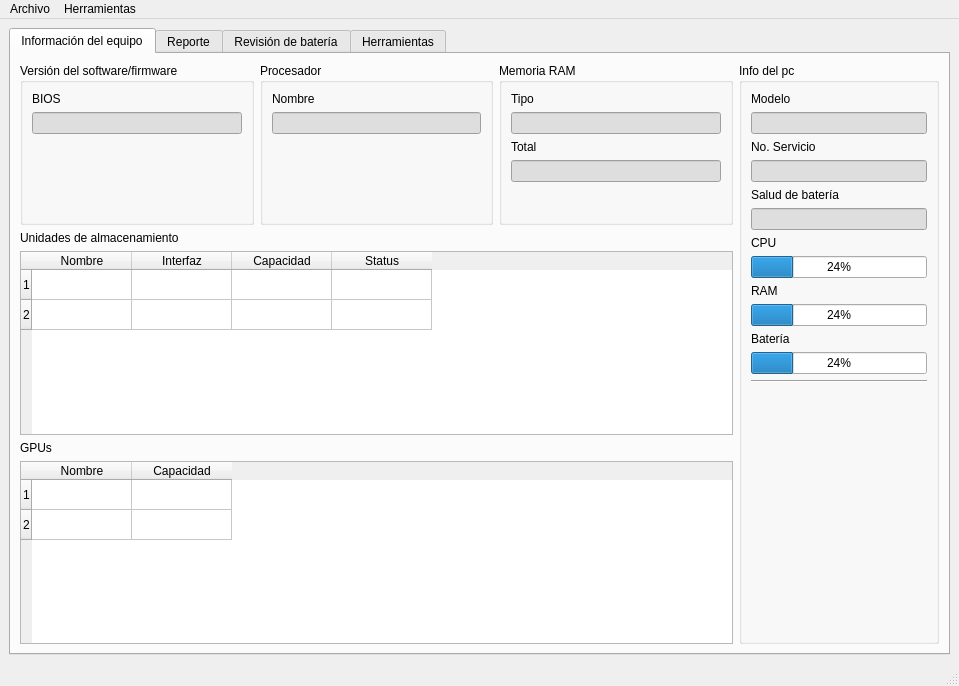
This is ui/mainwindow.ui in gabod22/PatiaTest as Qt 5 draws it before an edit. The edited form follows.
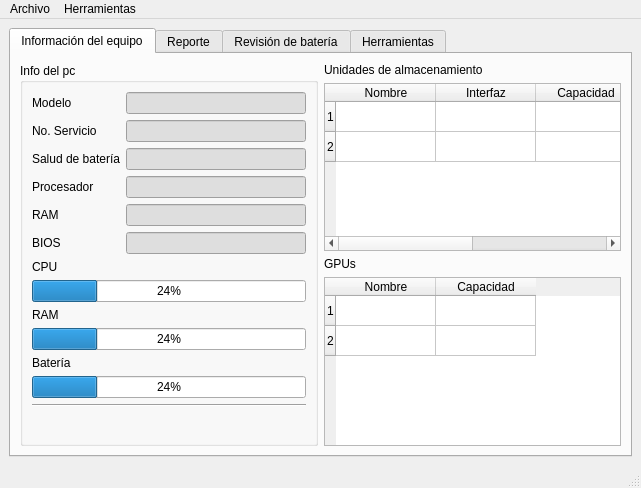
This is the edited form. The open tabs and pages were chosen to show the change. Icons and pictures are not drawn.

The edit to the form file:
```diff
--- a/ui/mainwindow.ui
+++ b/ui/mainwindow.ui
@@ -6,8 +6,8 @@
    <rect>
     <x>0</x>
     <y>0</y>
-    <width>959</width>
-    <height>685</height>
+    <width>641</width>
+    <height>488</height>
    </rect>
   </property>
   <property name="windowTitle">
@@ -18,7 +18,7 @@
     <normaloff>C:/Users/brian/.designer/assets/logo_min.ico</normaloff>C:/Users/brian/.designer/assets/logo_min.ico</iconset>
   </property>
   <widget class="QWidget" name="centralwidget">
-   <layout class="QVBoxLayout" name="verticalLayout_4">
+   <layout class="QHBoxLayout" name="horizontalLayout_4">
     <item>
      <widget class="QTabWidget" name="tabWidget">
       <property name="currentIndex">
@@ -31,272 +31,34 @@
        <layout class="QVBoxLayout" name="verticalLayout_19">
         <item>
          <layout class="QHBoxLayout" name="horizontalLayout_5">
-          <item>
-           <layout class="QVBoxLayout" name="verticalLayout_17">
-            <item>
-             <layout class="QHBoxLayout" name="horizontalLayout_4">
-              <item>
-               <widget class="QGroupBox" name="groupBox_4">
-                <property name="title">
-                 <string>Versión del software/firmware</string>
-                </property>
-                <layout class="QVBoxLayout" name="verticalLayout_7">
-                 <item>
-                  <layout class="QVBoxLayout" name="verticalLayout_6">
-                   <item>
-                    <widget class="QLabel" name="label_4">
-                     <property name="text">
-                      <string>BIOS</string>
-                     </property>
-                    </widget>
-                   </item>
-                   <item>
-                    <widget class="QLineEdit" name="TextBiosVersion">
-                     <property name="autoFillBackground">
-                      <bool>false</bool>
-                     </property>
-                     <property name="styleSheet">
-                      <string notr="true">background-color: rgb(222, 222, 222);</string>
-                     </property>
-                     <property name="readOnly">
-                      <bool>true</bool>
-                     </property>
-                    </widget>
-                   </item>
-                   <item>
-                    <spacer name="verticalSpacer_5">
-                     <property name="orientation">
-                      <enum>Qt::Vertical</enum>
-                     </property>
-                     <property name="sizeHint" stdset="0">
-                      <size>
-                       <width>20</width>
-                       <height>40</height>
-                      </size>
-                     </property>
-                    </spacer>
-                   </item>
-                  </layout>
-                 </item>
-                </layout>
-               </widget>
-              </item>
-              <item>
-               <widget class="QGroupBox" name="groupBox">
-                <property name="title">
-                 <string>Procesador</string>
-                </property>
-                <layout class="QVBoxLayout" name="verticalLayout_9">
-                 <item>
-                  <layout class="QVBoxLayout" name="verticalLayout">
-                   <item>
-                    <widget class="QLabel" name="label_7">
-                     <property name="text">
-                      <string>Nombre</string>
-                     </property>
-                    </widget>
-                   </item>
-                   <item>
-                    <widget class="QLineEdit" name="TextProcessorName">
-                     <property name="autoFillBackground">
-                      <bool>false</bool>
-                     </property>
-                     <property name="styleSheet">
-                      <string notr="true">background-color: rgb(222, 222, 222);</string>
-                     </property>
-                     <property name="readOnly">
-                      <bool>true</bool>
-                     </property>
-                    </widget>
-                   </item>
-                   <item>
-                    <spacer name="verticalSpacer">
-                     <property name="orientation">
-                      <enum>Qt::Vertical</enum>
-                     </property>
-                     <property name="sizeHint" stdset="0">
-                      <size>
-                       <width>20</width>
-                       <height>40</height>
-                      </size>
-                     </property>
-                    </spacer>
-                   </item>
-                  </layout>
-                 </item>
-                </layout>
-               </widget>
-              </item>
-              <item>
-               <widget class="QGroupBox" name="groupBox_5">
-                <property name="title">
-                 <string>Memoria RAM</string>
-                </property>
-                <layout class="QVBoxLayout" name="verticalLayout_3">
-                 <item>
-                  <layout class="QVBoxLayout" name="verticalLayout_2">
-                   <item>
-                    <widget class="QLabel" name="label_5">
-                     <property name="text">
-                      <string>Tipo</string>
-                     </property>
-                    </widget>
-                   </item>
-                   <item>
-                    <widget class="QLineEdit" name="TextRAMType">
-                     <property name="autoFillBackground">
-                      <bool>false</bool>
-                     </property>
-                     <property name="styleSheet">
-                      <string notr="true">background-color: rgb(222, 222, 222);</string>
-                     </property>
-                     <property name="readOnly">
-                      <bool>true</bool>
-                     </property>
-                    </widget>
-                   </item>
-                  </layout>
-                 </item>
-                 <item>
-                  <layout class="QVBoxLayout" name="verticalLayout_27">
-                   <item>
-                    <widget class="QLabel" name="label_34">
-                     <property name="text">
-                      <string>Total</string>
-                     </property>
-                    </widget>
-                   </item>
-                   <item>
-                    <widget class="QLineEdit" name="TextTotalRAM">
-                     <property name="autoFillBackground">
-                      <bool>false</bool>
-                     </property>
-                     <property name="styleSheet">
-                      <string notr="true">background-color: rgb(222, 222, 222);</string>
-                     </property>
-                     <property name="readOnly">
-                      <bool>true</bool>
-                     </property>
-                    </widget>
-                   </item>
-                   <item>
-                    <spacer name="verticalSpacer_6">
-                     <property name="orientation">
-                      <enum>Qt::Vertical</enum>
-                     </property>
-                     <property name="sizeHint" stdset="0">
-                      <size>
-                       <width>20</width>
-                       <height>40</height>
-                      </size>
-                     </property>
-                    </spacer>
-                   </item>
-                  </layout>
-                 </item>
-                </layout>
-               </widget>
-              </item>
-             </layout>
-            </item>
-            <item>
-             <layout class="QVBoxLayout" name="verticalLayout_8">
-              <item>
-               <widget class="QLabel" name="label_27">
-                <property name="text">
-                 <string>Unidades de almacenamiento</string>
-                </property>
-               </widget>
-              </item>
-              <item>
-               <widget class="QTableWidget" name="TableStorage">
-                <property name="autoScrollMargin">
-                 <number>16</number>
-                </property>
-                <property name="rowCount">
-                 <number>2</number>
-                </property>
-                <row/>
-                <row/>
-                <column>
-                 <property name="text">
-                  <string>Nombre</string>
-                 </property>
-                </column>
-                <column>
-                 <property name="text">
-                  <string>Interfaz</string>
-                 </property>
-                </column>
-                <column>
-                 <property name="text">
-                  <string>Capacidad</string>
-                 </property>
-                </column>
-                <column>
-                 <property name="text">
-                  <string>Status</string>
-                 </property>
-                </column>
-               </widget>
-              </item>
-             </layout>
-            </item>
-            <item>
-             <layout class="QVBoxLayout" name="verticalLayout_12">
-              <item>
-               <widget class="QLabel" name="label_41">
-                <property name="text">
-                 <string>GPUs</string>
-                </property>
-               </widget>
-              </item>
-              <item>
-               <widget class="QTableWidget" name="TableGPUs">
-                <property name="autoScrollMargin">
-                 <number>16</number>
-                </property>
-                <property name="rowCount">
-                 <number>2</number>
-                </property>
-                <row/>
-                <row/>
-                <column>
-                 <property name="text">
-                  <string>Nombre</string>
-                 </property>
-                </column>
-                <column>
-                 <property name="text">
-                  <string>Capacidad</string>
-                 </property>
-                </column>
-               </widget>
-              </item>
-             </layout>
-            </item>
-           </layout>
-          </item>
           <item>
            <widget class="QGroupBox" name="groupBox_2">
+            <property name="minimumSize">
+             <size>
+              <width>0</width>
+              <height>0</height>
+             </size>
+            </property>
             <property name="maximumSize">
              <size>
-              <width>200</width>
+              <width>5000</width>
               <height>16777215</height>
              </size>
             </property>
             <property name="title">
              <string>Info del pc</string>
             </property>
-            <layout class="QVBoxLayout" name="verticalLayout_10">
+            <layout class="QVBoxLayout" name="verticalLayout">
              <item>
+              <layout class="QFormLayout" name="formLayout_2">
+               <item row="0" column="0">
               <widget class="QLabel" name="label_2">
                <property name="text">
                 <string>Modelo</string>
                </property>
               </widget>
              </item>
-             <item>
+               <item row="0" column="1">
               <widget class="QLineEdit" name="TextModel">
                <property name="styleSheet">
                 <string notr="true">background-color: rgb(222, 222, 222);</string>
@@ -306,14 +68,14 @@
                </property>
               </widget>
              </item>
-             <item>
+               <item row="1" column="0">
               <widget class="QLabel" name="label_3">
                <property name="text">
                 <string>No. Servicio</string>
                </property>
               </widget>
              </item>
-             <item>
+               <item row="1" column="1">
               <widget class="QLineEdit" name="TextServiceNumber">
                <property name="styleSheet">
                 <string notr="true">background-color: rgb(222, 222, 222);</string>
@@ -323,14 +85,14 @@
                </property>
               </widget>
              </item>
-             <item>
+               <item row="2" column="0">
               <widget class="QLabel" name="label_6">
                <property name="text">
                 <string>Salud de batería</string>
                </property>
               </widget>
              </item>
-             <item>
+               <item row="2" column="1">
               <widget class="QLineEdit" name="TextBatteryHealth">
                <property name="styleSheet">
                 <string notr="true">background-color: rgb(222, 222, 222);</string>
@@ -340,6 +102,68 @@
                </property>
               </widget>
              </item>
+               <item row="3" column="0">
+                <widget class="QLabel" name="label_7">
+                 <property name="text">
+                  <string>Procesador</string>
+                 </property>
+                </widget>
+               </item>
+               <item row="3" column="1">
+                <widget class="QLineEdit" name="TextProcessorName">
+                 <property name="autoFillBackground">
+                  <bool>false</bool>
+                 </property>
+                 <property name="styleSheet">
+                  <string notr="true">background-color: rgb(222, 222, 222);</string>
+                 </property>
+                 <property name="readOnly">
+                  <bool>true</bool>
+                 </property>
+                </widget>
+               </item>
+               <item row="4" column="0">
+                <widget class="QLabel" name="label_34">
+                 <property name="text">
+                  <string>RAM</string>
+                 </property>
+                </widget>
+               </item>
+               <item row="4" column="1">
+                <widget class="QLineEdit" name="TextTotalRAM">
+                 <property name="autoFillBackground">
+                  <bool>false</bool>
+                 </property>
+                 <property name="styleSheet">
+                  <string notr="true">background-color: rgb(222, 222, 222);</string>
+                 </property>
+                 <property name="readOnly">
+                  <bool>true</bool>
+                 </property>
+                </widget>
+               </item>
+               <item row="5" column="0">
+                <widget class="QLabel" name="label_4">
+                 <property name="text">
+                  <string>BIOS</string>
+                 </property>
+                </widget>
+               </item>
+               <item row="5" column="1">
+                <widget class="QLineEdit" name="TextBiosVersion">
+                 <property name="autoFillBackground">
+                  <bool>false</bool>
+                 </property>
+                 <property name="styleSheet">
+                  <string notr="true">background-color: rgb(222, 222, 222);</string>
+                 </property>
+                 <property name="readOnly">
+                  <bool>true</bool>
+                 </property>
+                </widget>
+               </item>
+              </layout>
+             </item>
              <item>
               <widget class="QLabel" name="label_22">
                <property name="text">
@@ -405,6 +229,86 @@
             </layout>
            </widget>
           </item>
+          <item>
+           <layout class="QVBoxLayout" name="verticalLayout_17">
+            <item>
+             <layout class="QVBoxLayout" name="verticalLayout_8">
+              <item>
+               <widget class="QLabel" name="label_27">
+                <property name="text">
+                 <string>Unidades de almacenamiento</string>
+                </property>
+               </widget>
+              </item>
+              <item>
+               <widget class="QTableWidget" name="TableStorage">
+                <property name="autoScrollMargin">
+                 <number>16</number>
+                </property>
+                <property name="rowCount">
+                 <number>2</number>
+                </property>
+                <row/>
+                <row/>
+                <column>
+                 <property name="text">
+                  <string>Nombre</string>
+                 </property>
+                </column>
+                <column>
+                 <property name="text">
+                  <string>Interfaz</string>
+                 </property>
+                </column>
+                <column>
+                 <property name="text">
+                  <string>Capacidad</string>
+                 </property>
+                </column>
+                <column>
+                 <property name="text">
+                  <string>Status</string>
+                 </property>
+                </column>
+               </widget>
+              </item>
+             </layout>
+            </item>
+            <item>
+             <layout class="QVBoxLayout" name="verticalLayout_12">
+              <item>
+               <widget class="QLabel" name="label_41">
+                <property name="text">
+                 <string>GPUs</string>
+                </property>
+               </widget>
+              </item>
+              <item>
+               <widget class="QTableWidget" name="TableGPUs">
+                <property name="autoScrollMargin">
+                 <number>16</number>
+                </property>
+                <property name="rowCount">
+                 <number>2</number>
+                </property>
+                <row/>
+                <row/>
+                <column>
+                 <property name="text">
+                  <string>Nombre</string>
+                 </property>
+                </column>
+                <column>
+                 <property name="text">
+                  <string>Capacidad</string>
+                 </property>
+                </column>
+               </widget>
+              </item>
+             </layout>
+            </item>
+           </layout>
+          </item>
          </layout>
         </item>
        </layout>
@@ -502,7 +406,22 @@
           <property name="title">
            <string>Reporte</string>
           </property>
-          <layout class="QVBoxLayout" name="verticalLayout_5">
+          <layout class="QVBoxLayout" name="verticalLayout_2">
+           <item>
+            <widget class="QScrollArea" name="scrollArea">
+             <property name="widgetResizable">
+              <bool>true</bool>
+             </property>
+             <widget class="QWidget" name="scrollAreaWidgetContents_2">
+              <property name="geometry">
+               <rect>
+                <x>0</x>
+                <y>0</y>
+                <width>560</width>
+                <height>408</height>
+               </rect>
+              </property>
+              <layout class="QVBoxLayout" name="verticalLayout_3">
            <item>
             <layout class="QHBoxLayout" name="horizontalLayout_3" stretch="0,1">
              <item>
@@ -1145,6 +1064,10 @@
              </item>
             </layout>
            </item>
+              </layout>
+             </widget>
+            </widget>
+           </item>
            <item>
             <widget class="QLabel" name="label_28">
              <property name="text">
@@ -1509,7 +1432,7 @@
     <rect>
      <x>0</x>
      <y>0</y>
-     <width>959</width>
+     <width>641</width>
      <height>22</height>
     </rect>
    </property>
```
Left out of the diff: 35 changed lines with no effect on the pictures. Lines whose indentation alone changed are shown as unchanged.
